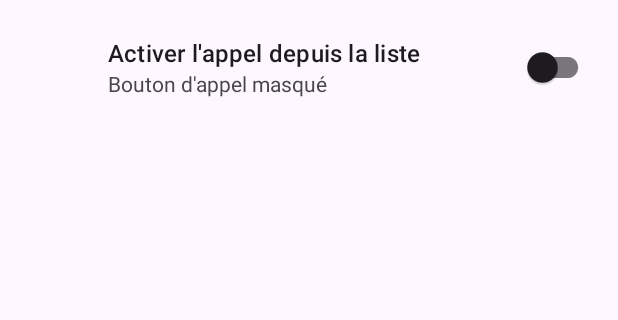
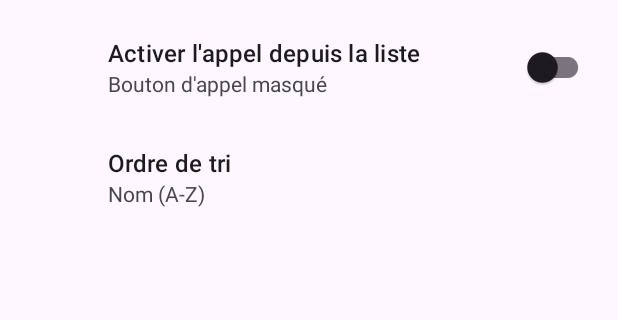
Before and after one commit to OumouratouBarry/Tp-Contacts-V4-ExamenTp, an Android app: the fragment ParametresFragment placed in its activity, on a phone screen of 412 x 824 dp, the part 460-780 px from its top. Run offline under Robolectric (Android 15) with nearby library versions, the phone set to English and light mode, and no system bars; our stand-ins replace androidx.preference; pictures from the network do not load.

Commit message:
Implémentation du Bonus TP V4 : Migration version 2 (colonne favori), tri personnalisé et import de 100 contacts avec transaction

```diff
--- a/app/src/main/java/com/example/contacts/Contact.kt
+++ b/app/src/main/java/com/example/contacts/Contact.kt
@@ -8,5 +8,6 @@ data class Contact(
     var email: String,
     var photo: String = "",
     var latitude: Double? = null,
-    var longitude: Double? = null
+    var longitude: Double? = null,
+    var favori: Int = 0
 )
--- a/app/src/main/java/com/example/contacts/PreferencesManager.kt
+++ b/app/src/main/java/com/example/contacts/PreferencesManager.kt
@@ -25,4 +25,9 @@ object PreferencesManager {
         val prefs = PreferenceManager.getDefaultSharedPreferences(context)
         return prefs.getBoolean("appel_depuis_liste", false)
     }
+
+    fun getSortOrder(context: Context): String {
+        val prefs = PreferenceManager.getDefaultSharedPreferences(context)
+        return prefs.getString("ordre_tri", "nom") ?: "nom"
+    }
 }
--- a/app/src/main/java/com/example/contacts/data/ContactContract.kt
+++ b/app/src/main/java/com/example/contacts/data/ContactContract.kt
@@ -10,4 +10,5 @@ object ContactContract {
     const val COLUMN_PHOTO_URI = "photo_uri"
     const val COLUMN_LATITUDE = "latitude"
     const val COLUMN_LONGITUDE = "longitude"
+    const val COLUMN_FAVORI = "favori"
 }
--- a/app/src/main/res/values/arrays.xml
+++ b/app/src/main/res/values/arrays.xml
@@ -24,4 +24,15 @@
         <item>#CC0000</item>
         <item>#660066</item>
     </string-array>
+
+    <string-array name="tris_libelles">
+        <item>Nom (A-Z)</item>
+        <item>Prénom (A-Z)</item>
+        <item>Favoris en premier</item>
+    </string-array>
+    <string-array name="tris_valeurs">
+        <item>nom</item>
+        <item>prenom</item>
+        <item>favori</item>
+    </string-array>
 </resources>
--- a/app/src/main/res/xml/preferences.xml
+++ b/app/src/main/res/xml/preferences.xml
@@ -24,5 +24,13 @@
             app:summaryOn="Bouton d'appel affiché"
             app:summaryOff="Bouton d'appel masqué"
             app:defaultValue="false" />
+
+        <ListPreference
+            app:key="ordre_tri"
+            app:title="Ordre de tri"
+            app:entries="@array/tris_libelles"
+            app:entryValues="@array/tris_valeurs"
+            app:defaultValue="nom"
+            app:useSimpleSummaryProvider="true" />
     </PreferenceCategory>
 </PreferenceScreen>
```
Also changed, not shown: app/src/main/java/com/example/contacts/ContactViewModel.kt (+21 -3 lines), app/src/main/java/com/example/contacts/data/ContactDao.kt (+60 -7 lines), app/src/main/java/com/example/contacts/data/ContactDbHelper.kt (+14 -4 lines).
